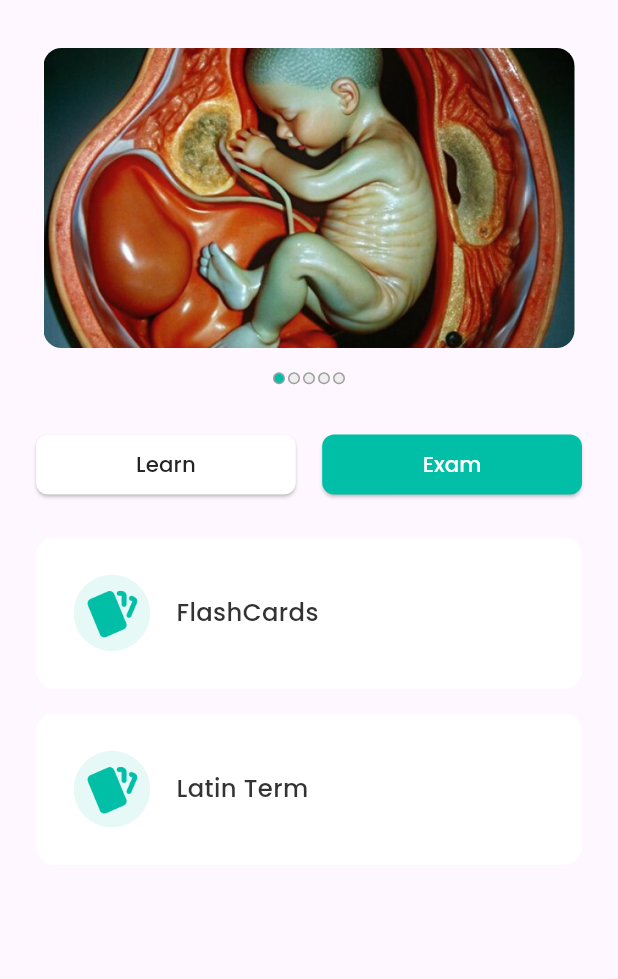
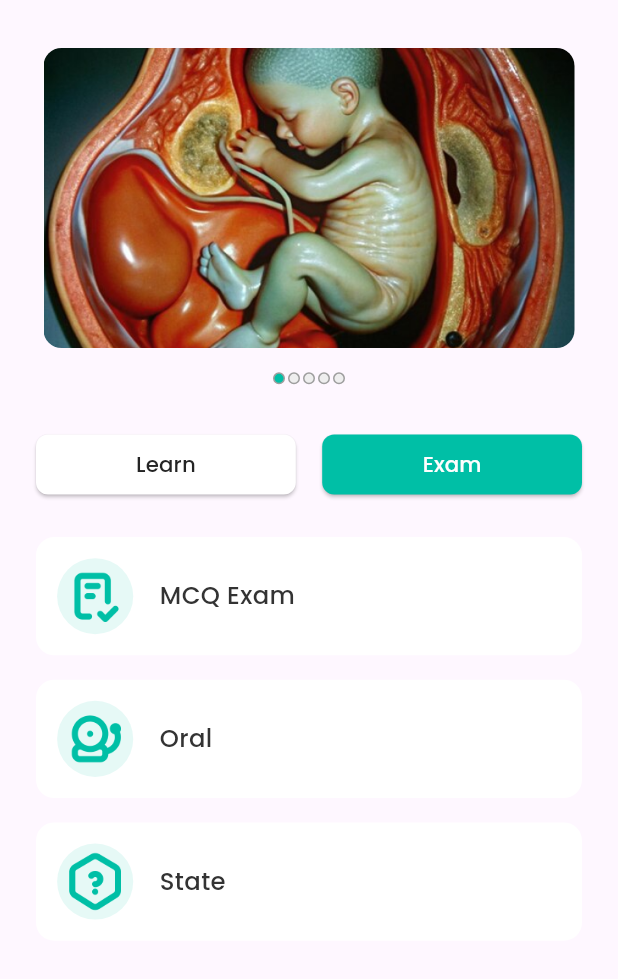
Before and after one commit to alazad214/quiz_app_ui, a Flutter app: the HumanEmbryologyFlashcardScreen screen opened by its route, after a tap on "Exam", on a phone screen of 412 x 824 dp, the part 72-1051 px from its top. Run offline on Flutter 3.47's test engine with Material 3 defaults, Android fonts, the phone set to English and light mode, and no system bars; drawn by our look-alikes of auto_animated, carousel_slider; our stand-ins replace connectivity_plus, dio, flip_card, flutter_screenutil, flutter_svg, fluttertoast and 9 more; missing offline and left inert: dotlottie_loader; accounts and stored records are empty; project files that could hold a hidden picture were left out.

Commit message:
latin terms

```diff
--- a/lib/features/home/presentation/settings_screen.dart
+++ b/lib/features/home/presentation/settings_screen.dart
@@ -20,7 +20,8 @@ class _SettingsScreenState extends State<SettingsScreen> {
     return Scaffold(
       appBar: CustomAppbar(title: 'Settings'),
       body: SafeArea(
-        child: Padding(
+        child: SingleChildScrollView(
+          physics: BouncingScrollPhysics(),
           padding: const EdgeInsets.all(16),
           child: Column(
             crossAxisAlignment: CrossAxisAlignment.start,
--- a/lib/features/human_embryology/presentation/human_embryology_flashcard_screen.dart
+++ b/lib/features/human_embryology/presentation/human_embryology_flashcard_screen.dart
@@ -9,6 +9,7 @@ import 'package:mehdi0605/helpers/ui_helpers.dart';
 
 import '../../../common_widgets/custom_appbar.dart';
 import '../../../constants/app_colors.dart';
+import '../../../gen/assets.gen.dart';
 import '../../../helpers/all_routes.dart';
 
 class HumanEmbryologyFlashcardScreen extends StatefulWidget {
@@ -28,16 +29,14 @@ class _HumanEmbryologyFlashcardScreenState extends State<HumanEmbryologyFlashcar
       appBar: CustomAppbar(
         title: 'Human Embryology',
       ),
-      body: Padding(
+      body: SingleChildScrollView(
+        child: Padding(
           padding: const EdgeInsets.all(24),
           child: Column(
             crossAxisAlignment: CrossAxisAlignment.start,
             children: [
               CarouselSliderWidget(),
               UIHelper.verticalSpace(29.h),
-
-            // customButton(name: "Learn", onCallBack: (){},
-            //     context: context,padding: EdgeInsets.symmetric(horizontal: 10)),
               Row(
                 mainAxisAlignment: MainAxisAlignment.spaceBetween,
                 children: [
@@ -56,7 +55,7 @@ class _HumanEmbryologyFlashcardScreenState extends State<HumanEmbryologyFlashcar
                   ),
                   UIHelper.horizontalSpace(16.w),
                   Expanded(
-                  child:  LearnExamButton(buttonName: 'Exam',
+                    child: LearnExamButton(buttonName: 'Exam',
 
                       onTap: () {
                         setState(() {
@@ -66,11 +65,13 @@ class _HumanEmbryologyFlashcardScreenState extends State<HumanEmbryologyFlashcar
                       backgroundColor: _selectedButtonIndex==1?AppColors.primaryColor:AppColors.cFFFFFF,
                       textColor: _selectedButtonIndex==1?TextFontStyle.textStyle16w500cFEFEFE:TextFontStyle.textStyle14w500c242424,
 
-                  )
+                    ),
                   ),
                 ],
               ),
               UIHelper.verticalSpace(24.h),
+
+              if(_selectedButtonIndex==0)...[
                 FlashCardLatinWidget(
                   text: 'FlashCards',
                   borderColor: _selectedContainerIndex == 0
@@ -81,7 +82,7 @@ class _HumanEmbryologyFlashcardScreenState extends State<HumanEmbryologyFlashcar
                       _selectedContainerIndex = 0;
                       NavigationService.navigateTo(Routes.tapCardScreen);
                     });
-              },
+                  }, img: Image.asset(Assets.icons.flashcard.path,width: 40.w,height: 40.h,),
                 ),
                 UIHelper.verticalSpace(16.h),
                 FlashCardLatinWidget(
@@ -92,10 +93,56 @@ class _HumanEmbryologyFlashcardScreenState extends State<HumanEmbryologyFlashcar
                   onTap: () {
                     setState(() {
                       _selectedContainerIndex = 1;
+                      NavigationService.navigateTo(Routes.latinTapCard);
                     });
                   },
+                  img: Image.asset(Assets.icons.flashcard2.path,width: 40.w,height: 40.h,),
                 ),
+              ]else...[
+                //Exam button
+                FlashCardLatinWidget(
+                  text: 'MCQ Exam',
+                  borderColor: _selectedContainerIndex == 0
+                      ? AppColors.primaryColor
+                      : Colors.transparent,
+                  onTap: () {
+                    setState(() {
+                      _selectedContainerIndex = 0;
+                    });
+                  }, img: Image.asset(Assets.icons.mcq.path,width: 40.w,height: 40.h,),
+                ),
+                UIHelper.verticalSpace(16.h),
+                FlashCardLatinWidget(
+                  text: 'Oral',
+                  borderColor: _selectedContainerIndex == 1
+                      ? AppColors.primaryColor
+                      : Colors.transparent,
+                  onTap: () {
+                    setState(() {
+                      _selectedContainerIndex = 1;
+                    });
+                  },
+                  img: Image.asset(Assets.icons.oral.path,width: 40.w,height: 40.h,),
+                ),
+                UIHelper.verticalSpace(16.h),
+                FlashCardLatinWidget(
+                  text: 'State',
+                  borderColor: _selectedContainerIndex == 2
+                      ? AppColors.primaryColor
+                      : Colors.transparent,
+                  onTap: () {
+                    setState(() {
+                      _selectedContainerIndex = 2;
+                    });
+                  },
+                  img: Image.asset(Assets.icons.state.path,width: 40.w,height: 40.h,),
+                ),
+              ]
+
+
+
             ],
+          ),
         ),
       ),
     );
--- a/lib/features/human_embryology/presentation/widget/carusul_silider_widget.dart
+++ b/lib/features/human_embryology/presentation/widget/carusul_silider_widget.dart
@@ -21,6 +21,7 @@ class _CarouselSliderWidgetState extends State<CarouselSliderWidget> {
       children: [
         CarouselSlider(
           options: CarouselOptions(
+            autoPlay: true,
             height: 200,
             viewportFraction: 1,
             onPageChanged: (currentIndex, reason) {
--- a/lib/features/human_embryology/presentation/widget/flash_card_latin_widget.dart
+++ b/lib/features/human_embryology/presentation/widget/flash_card_latin_widget.dart
@@ -4,14 +4,14 @@ import 'package:flutter_screenutil/flutter_screenutil.dart';
 
 import '../../../../constants/app_colors.dart';
 import '../../../../constants/text_font_style.dart';
-import '../../../../gen/assets.gen.dart';
 import '../../../../helpers/ui_helpers.dart';
 
 class FlashCardLatinWidget extends StatefulWidget {
-  const FlashCardLatinWidget({super.key, required this.text, required this.borderColor, required this.onTap});
+  const FlashCardLatinWidget({super.key, required this.text, required this.borderColor, required this.onTap, required this.img});
       final String text;
       final Color borderColor;
       final VoidCallback onTap;
+      final Widget img;
   @override
   State<FlashCardLatinWidget> createState() => _FlashCardLatinWidgetState();
 }
@@ -23,7 +23,7 @@ class _FlashCardLatinWidgetState extends State<FlashCardLatinWidget> {
       onTap: widget.onTap,
       child: Expanded(
         child: Container(
-          padding: EdgeInsets.all(16.sp),
+          padding: EdgeInsets.all(5.sp),
           decoration: ShapeDecoration(
               color: Colors.white,
               shape:
@@ -43,7 +43,7 @@ class _FlashCardLatinWidgetState extends State<FlashCardLatinWidget> {
                 CircleAvatar(
                   radius: 25.r,
                   backgroundColor: AppColors.cE6F9F6,
-                  child: Center(child: Image.asset(Assets.icons.flashcard.path)),
+                  child: Center(child: widget.img),
                 ),
                 UIHelper.horizontalSpace(16.w),
                 Expanded(child: Text(widget.text,style: TextFontStyle.textStyle16w500c333333,maxLines: 1,)),
--- a/lib/features/human_embryology/presentation/widget/learn_exam_button.dart
+++ b/lib/features/human_embryology/presentation/widget/learn_exam_button.dart
@@ -28,7 +28,7 @@ class _LearnExamButtonState extends State<LearnExamButton> {
           onPressed:widget.onTap,
           child: Text(
             widget.buttonName,
-            style:widget.textColor
+            style:widget.textColor,maxLines: 1,
           )),
     );
   }
--- a/lib/gen/assets.gen.dart
+++ b/lib/gen/assets.gen.dart
@@ -97,14 +97,6 @@ class $AssetsIconsGen {
   /// File path: assets/icons/dot.png
   AssetGenImage get dot => const AssetGenImage('assets/icons/dot.png');
 
-  /// File path: assets/icons/location.png
-  AssetGenImage get location =>
-      const AssetGenImage('assets/icons/location.png');
-
-  /// File path: assets/icons/medal-star.png
-  AssetGenImage get medalStar =>
-      const AssetGenImage('assets/icons/medal-star.png');
-
   /// File path: assets/icons/flashcard.png
   AssetGenImage get flashcard =>
       const AssetGenImage('assets/icons/flashcard.png');
@@ -113,6 +105,17 @@ class $AssetsIconsGen {
   AssetGenImage get flashcard2 =>
       const AssetGenImage('assets/icons/flashcard2.png');
 
+  /// File path: assets/icons/location.png
+  AssetGenImage get location =>
+      const AssetGenImage('assets/icons/location.png');
+
+  /// File path: assets/icons/mcq.png
+  AssetGenImage get mcq => const AssetGenImage('assets/icons/mcq.png');
+
+  /// File path: assets/icons/medal-star.png
+  AssetGenImage get medalStar =>
+      const AssetGenImage('assets/icons/medal-star.png');
+
   /// File path: assets/icons/message-minus.png
   AssetGenImage get messageMinus =>
       const AssetGenImage('assets/icons/message-minus.png');
@@ -120,6 +123,9 @@ class $AssetsIconsGen {
   /// File path: assets/icons/notification.png
   AssetGenImage get notification =>
       const AssetGenImage('assets/icons/notification.png');
+
+  /// File path: assets/icons/oral.png
+  AssetGenImage get oral => const AssetGenImage('assets/icons/oral.png');
 
   /// File path: assets/icons/profile.png
   AssetGenImage get profile => const AssetGenImage('assets/icons/profile.png');
@@ -143,6 +149,9 @@ class $AssetsIconsGen {
 
   /// File path: assets/icons/star.png
   AssetGenImage get star => const AssetGenImage('assets/icons/star.png');
+
+  /// File path: assets/icons/state.png
+  AssetGenImage get state => const AssetGenImage('assets/icons/state.png');
 
   /// File path: assets/icons/success.png
   AssetGenImage get success => const AssetGenImage('assets/icons/success.png');
@@ -179,11 +188,14 @@ class $AssetsIconsGen {
         closeCircle,
         comment,
         dot,
-        medalStar,
         flashcard,
         flashcard2,
+        location,
+        mcq,
+        medalStar,
         messageMinus,
         notification,
+        oral,
         profile,
         searchNormal,
         search,
@@ -191,6 +203,7 @@ class $AssetsIconsGen {
         share,
         shieldTick,
         star,
+        state,
         success,
         trippleArrow,
         undo,
--- a/lib/helpers/all_routes.dart
+++ b/lib/helpers/all_routes.dart
@@ -1,6 +1,7 @@
 import 'dart:io';
 import 'package:flutter/cupertino.dart';
 import 'package:mehdi0605/features/human_embryology/presentation/human_embryology_flashcard_screen.dart';
+import 'package:mehdi0605/features/human_embryology/presentation/latin_tap_card.dart';
 import 'package:mehdi0605/features/human_embryology/presentation/result_screen.dart';
 import 'package:mehdi0605/features/oral_exam/presentation/oral_exam_question_screen.dart';
 import 'package:mehdi0605/features/oral_exam/presentation/oral_exam_suggested_answer.dart';
@@ -11,7 +12,7 @@ import '../features/authentication/presentation/otp_verification_screen.dart';
 import '../features/authentication/presentation/signup_screen.dart';
 import '../features/home/presentation/homescreen.dart';
 import '../features/home/presentation/settings_screen.dart';
-import '../features/human_embryology/presentation/tap_card_screen.dart';
+import '../features/human_embryology/presentation/_flash_tap_card_screen.dart';
 
 final class Routes {
   static final Routes _routes = Routes._internal();
@@ -32,6 +33,7 @@ final class Routes {
   static const String tapCardScreen = '/tapCard_screen';
   static const String humanEmbryologyFlashcardScreen = '/humanEmbryology_Flashcard_Screen';
   static const String resultScreen = '/result_screen';
+  static const String latinTapCard = '/latin_tap_card';
 
 }
 
@@ -117,10 +119,10 @@ final class RouteGenerator {
       case Routes.tapCardScreen:
         if (Platform.isAndroid) {
           return _FadedTransitionRoute(
-              widget:  TapCardScreen(), settings: settings);
+              widget:  FlashTapCardScreen(), settings: settings);
         } else {
           return CupertinoPageRoute(
-              builder: (context) =>  TapCardScreen());
+              builder: (context) =>  FlashTapCardScreen());
         }
       case Routes.humanEmbryologyFlashcardScreen:
         if (Platform.isAndroid) {
@@ -138,6 +140,15 @@ final class RouteGenerator {
         } else {
           return CupertinoPageRoute(
               builder: (context) =>  ResultScreen());
+        }
+
+      case Routes.latinTapCard:
+        if (Platform.isAndroid) {
+          return _FadedTransitionRoute(
+              widget:  LatinTapCardScreen(), settings: settings);
+        } else {
+          return CupertinoPageRoute(
+              builder: (context) =>  LatinTapCardScreen());
         }
 
       default:
--- a/lib/main.dart
+++ b/lib/main.dart
@@ -4,6 +4,7 @@ import 'package:get/get.dart';
 import 'package:get_storage/get_storage.dart';
 import 'package:auto_animated/auto_animated.dart';
 import 'package:mehdi0605/loading_screen.dart';
+import 'features/human_embryology/presentation/human_embryology_flashcard_screen.dart';
 import 'features/oral_exam/presentation/oral_exam_question_screen.dart';
 import 'helpers/all_routes.dart';
 import 'helpers/di.dart';
```
Also changed, not shown: lib/features/human_embryology/presentation/_flash_tap_card_screen.dart (renamed from lib/features/human_embryology/presentation/tap_card_screen.dart, +6 -5 lines), lib/features/human_embryology/presentation/latin_tap_card.dart (added, +103 -0 lines), assets/icons/mcq.png (added), assets/icons/oral.png (added), assets/icons/state.png (added). Lines whose indentation alone changed are shown as unchanged.
